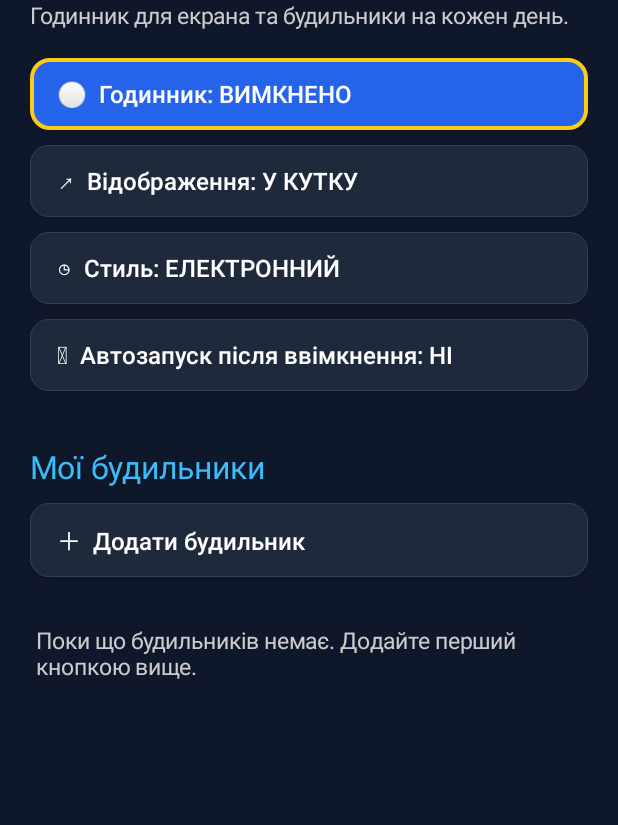
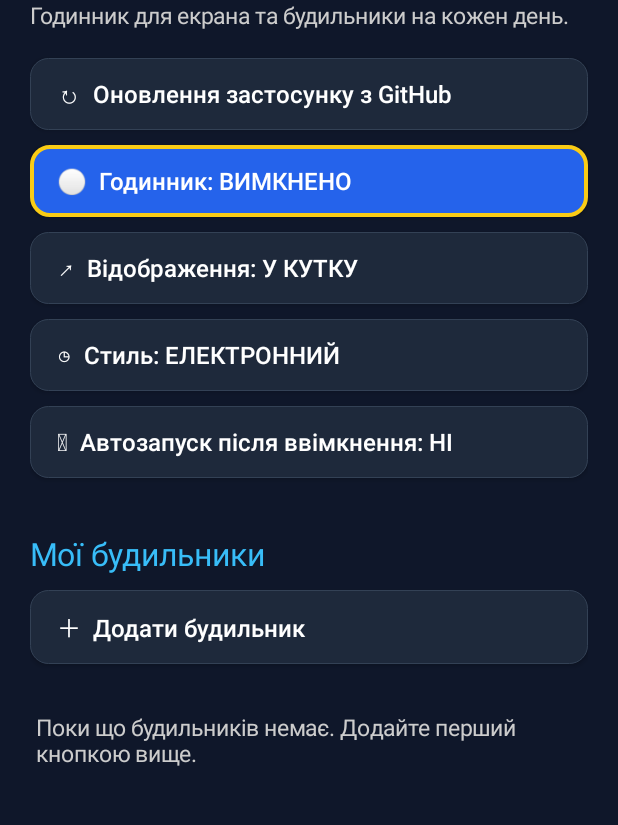
Before and after one commit to portallcomua/alarm-clock, an Android app: the screen it shows after launch (MainActivity), on a phone screen of 412 x 824 dp, the part 93-918 px from its top. Run offline under Robolectric (Android 15) with nearby library versions, the phone set to English and light mode, and no system bars.

Commit message:
Add in-app GitHub update page shortcut

```diff
--- a/app/src/main/java/com/example/tvclock/MainActivity.kt
+++ b/app/src/main/java/com/example/tvclock/MainActivity.kt
@@ -58,6 +58,16 @@ class MainActivity : AppCompatActivity() {
             setTextColor(Color.LTGRAY)
             setPadding(0, 0, 0, dp(18))
         })
+
+        val updateButton = createTvButton("↻  Оновлення застосунку з GitHub")
+        updateButton.setOnClickListener {
+            try {
+                startActivity(Intent(Intent.ACTION_VIEW, Uri.parse("https://github.com/portallcomua/alarm-clock/releases/latest")))
+            } catch (_: Exception) {
+                Toast.makeText(this, "Не вдалося відкрити сторінку оновлень GitHub.", Toast.LENGTH_LONG).show()
+            }
+        }
+        root.addView(updateButton)
 
         clockButton = createTvButton("")
         clockButton.setOnClickListener { toggleClock() }
```
